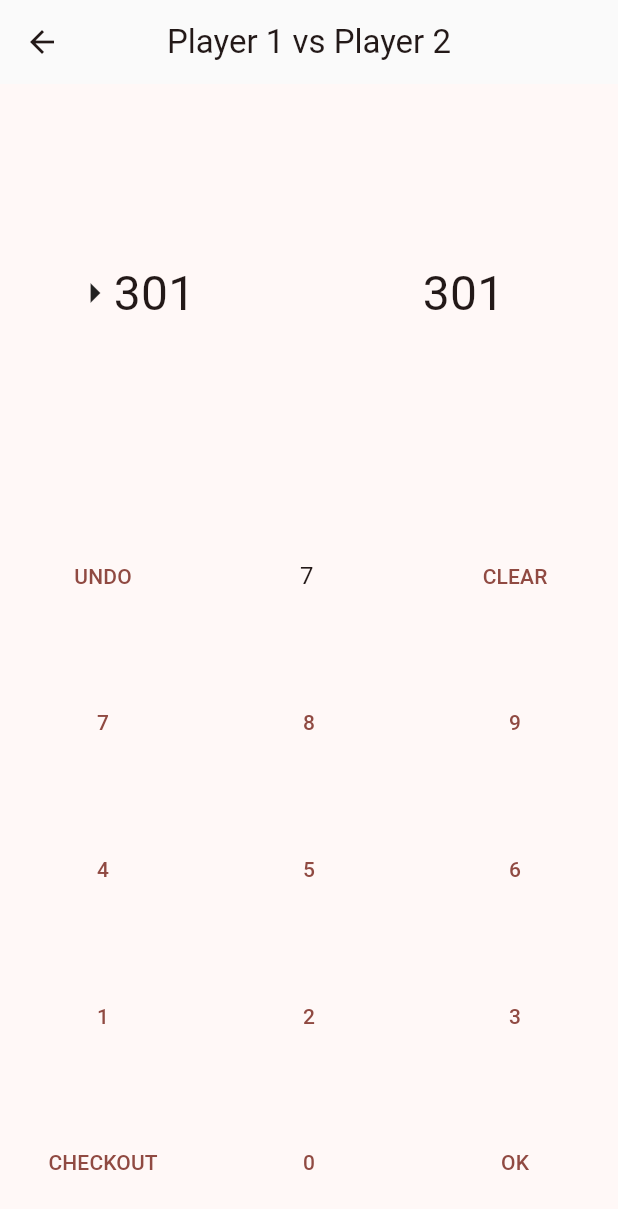
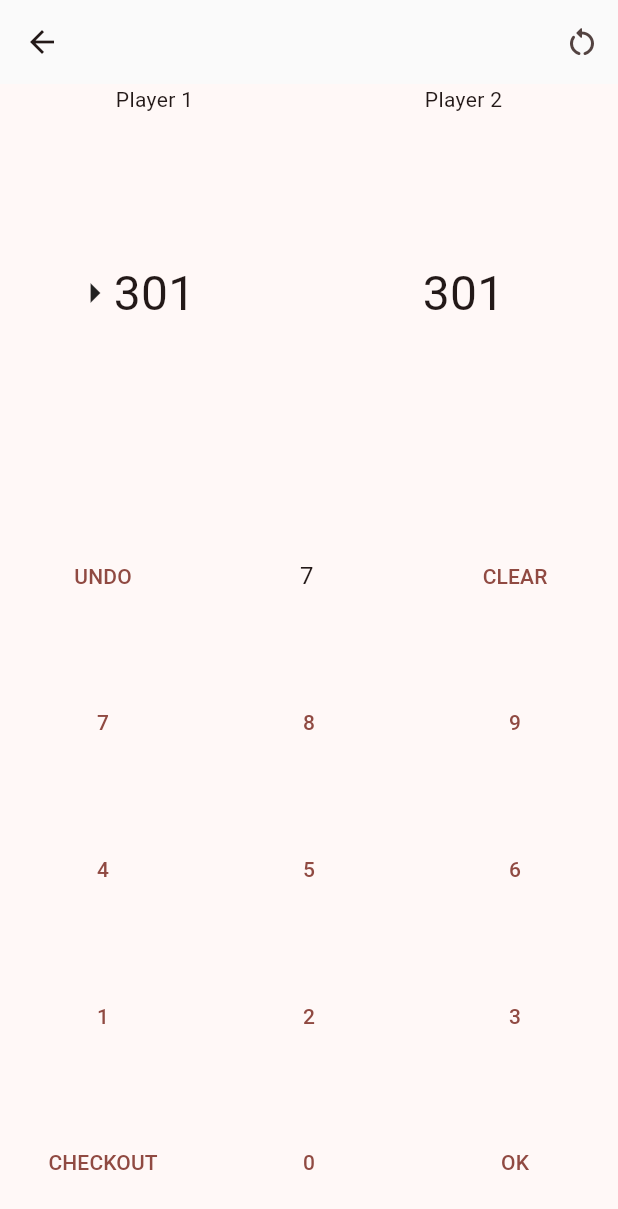
Before and after one commit to rejy11/darts_counter, a Flutter app: the GamePage screen opened directly, after a tap on an icon or button, on a phone screen of 412 x 824 dp. Shown: the top 1209 px of the screen. Run offline on Flutter 3.47's test engine with Material 2 defaults, Android fonts, the phone set to English and light mode, and no system bars; our stand-ins replace community_material_icon, equatable, flutter_riverpod; missing offline and left inert: window_size.

```diff
--- a/lib/models/game.dart
+++ b/lib/models/game.dart
@@ -13,6 +13,7 @@ class Game extends Equatable {
   final Map<int, List<int>> _previousScores; //{playerId: score}
   final List<Player> _players;
   final Player throwingPlayer;
+  final bool invalidScore;
 
   const Game(
     this.gameSettings,
@@ -21,6 +22,7 @@ class Game extends Equatable {
     this.gameOver,
     this._previousScores,
     this.throwingPlayer,
+    this.invalidScore,
   );
 
   UnmodifiableListView<Player> get players =>
@@ -36,6 +38,7 @@ class Game extends Equatable {
     bool? gameOver,
     Map<int, List<int>>? previousScores,
     Player? throwingPlayer,
+    bool? invalidScore,
   }) {
     return Game(
       gameSettings ?? this.gameSettings,
@@ -44,6 +47,7 @@ class Game extends Equatable {
       gameOver ?? this.gameOver,
       previousScores ?? _previousScores,
       throwingPlayer ?? this.throwingPlayer,
+      invalidScore ?? this.invalidScore,
     );
   }
 
@@ -55,5 +59,6 @@ class Game extends Equatable {
         gameOver,
         previousScores,
         throwingPlayer,
+        invalidScore,
       ];
 }
--- a/lib/pages/game_page.dart
+++ b/lib/pages/game_page.dart
@@ -1,3 +1,5 @@
+import 'package:community_material_icon/community_material_icon.dart';
+import 'package:darts_counter/dialogs/custom_alert_dialog.dart';
 import 'package:darts_counter/models/game.dart';
 import 'package:flutter_riverpod/flutter_riverpod.dart';
 import 'package:flutter/material.dart';
@@ -27,7 +29,8 @@ class _GamePageState extends ConsumerState<GamePage> {
     super.dispose();
   }
 
-  Widget buildPlayerScoreView(Player player, bool isThrowingPlayer) {
+  Widget buildPlayerScoreView(
+      Player player, bool isThrowingPlayer, bool invalidScore) {
     return Expanded(
       child: ConstrainedBox(
         constraints: const BoxConstraints.tightFor(
@@ -37,6 +40,12 @@ class _GamePageState extends ConsumerState<GamePage> {
         child: Container(
           child: Stack(
             children: [
+              Positioned(
+                child: Align(
+                  alignment: Alignment.topCenter,
+                  child: Text(player.name),
+                ),
+              ),
               isThrowingPlayer
                   ? const Positioned(
                       child: Center(
@@ -49,10 +58,12 @@ class _GamePageState extends ConsumerState<GamePage> {
                   : const SizedBox(),
               Positioned(
                 child: Center(
-                  child: Text(
-                    player.remainingScore.toString(),
-                    style: const TextStyle(fontSize: 32),
-                  ),
+                  child: invalidScore && isThrowingPlayer
+                      ? const Text('BUST')
+                      : Text(
+                          player.remainingScore.toString(),
+                          style: const TextStyle(fontSize: 32),
+                        ),
                 ),
               ),
             ],
@@ -110,6 +121,37 @@ class _GamePageState extends ConsumerState<GamePage> {
     );
   }
 
+  Widget buildRestartButton() {
+    return IconButton(
+      onPressed: () {
+        showDialog(
+          context: context,
+          builder: (context) {
+            return createAlertDialog(
+              titleText: 'Restart',
+              bodyText: 'Are you sure?',
+              iconData: Icons.restart_alt_rounded,
+              actions: [
+                TextButton(
+                  onPressed: () => Navigator.of(context).pop(),
+                  child: const Text("Cancel"),
+                ),
+                TextButton(
+                  onPressed: () {
+                    ref.read(gameController.notifier).restart();
+                    Navigator.of(context).pop();
+                  },
+                  child: const Text("Yes"),
+                ),
+              ],
+            );
+          },
+        );
+      },
+      icon: const Icon(Icons.restart_alt_rounded),
+    );
+  }
+
   //Evaluates whether the game has finished (a player has reached 0) and shows a dialog if true
   void evaluateGameState(Game game) {
     if (game.gameOver) {
@@ -122,15 +164,10 @@ class _GamePageState extends ConsumerState<GamePage> {
       showDialog(
         context: context,
         builder: (context) {
-          return AlertDialog(
-            title: const Text(
-              'Game Shot',
-              textAlign: TextAlign.center,
-            ),
-            content: Text(
-              '$winningPlayer wins!',
-              textAlign: TextAlign.center,
-            ),
+          return createAlertDialog(
+            titleText: 'Game Shot',
+            bodyText: '$winningPlayer wins!',
+            iconData: CommunityMaterialIcons.bullseye_arrow,
             actions: [
               TextButton(
                 onPressed: () {
@@ -167,7 +204,10 @@ class _GamePageState extends ConsumerState<GamePage> {
     return Scaffold(
       appBar: AppBar(
         centerTitle: true,
-        title: Text('${playerOne.name} vs ${playerTwo.name}'),
+        // title: Text('Game on'),
+        actions: [
+          buildRestartButton(),
+        ],
       ),
       body: Column(
         children: [
@@ -176,9 +216,15 @@ class _GamePageState extends ConsumerState<GamePage> {
             child: Row(
               children: [
                 buildPlayerScoreView(
-                    playerOne, game.throwingPlayer.id == playerOne.id),
+                  playerOne,
+                  game.throwingPlayer.id == playerOne.id,
+                  game.invalidScore,
+                ),
                 buildPlayerScoreView(
-                    playerTwo, game.throwingPlayer.id == playerTwo.id),
+                  playerTwo,
+                  game.throwingPlayer.id == playerTwo.id,
+                  game.invalidScore,
+                ),
               ],
             ),
           ),
@@ -243,11 +289,12 @@ class _GamePageState extends ConsumerState<GamePage> {
                     child: Row(
                       mainAxisAlignment: MainAxisAlignment.spaceEvenly,
                       children: [
-                        buildActionButton('CHECKOUT', () {
-                          ref
+                        buildActionButton(
+                          'CHECKOUT',
+                          () => ref
                               .read(gameController.notifier)
-                              .checkoutPlayer(game.throwingPlayer.id);
-                        }),
+                              .checkoutPlayer(game.throwingPlayer.id),
+                        ),
                         buildNumberButton(0),
                         buildActionButton(
                           game.newScore > 0 ? 'OK' : 'NO SCORE',
--- a/lib/providers/game_state.dart
+++ b/lib/providers/game_state.dart
@@ -13,6 +13,7 @@ final gameController = StateNotifierProvider<GameNotifier, Game>((ref) {
     false,
     const {},
     gameSettings.startingPlayer,
+    false,
   );
   return GameNotifier(game);
 });
@@ -34,7 +35,8 @@ class GameNotifier extends StateNotifier<Game> {
     } else {
       newPlayerRemainingScore = player.remainingScore - scoreToDeduct;
       if (newPlayerRemainingScore < 0 || newPlayerRemainingScore == 1) {
-        return;
+        newPlayerRemainingScore += scoreToDeduct;
+        scoreToDeduct = 0;
       }
     }
     final isGameOver = newPlayerRemainingScore == 0;
@@ -65,7 +67,7 @@ class GameNotifier extends StateNotifier<Game> {
     }
 
     //get new throwing player
-    final newThrowingPlayer = state.players
+    final newThrowingPlayer = updatedPlayersList
         .firstWhere((element) => element.id != state.throwingPlayer.id);
 
     //update state
@@ -75,22 +77,31 @@ class GameNotifier extends StateNotifier<Game> {
       previousScores: newPreviousScoresMap,
       players: updatedPlayersList,
       throwingPlayer: newThrowingPlayer,
+      invalidScore: false,
     );
   }
 
   void updateNewScore(int score) {
     if (state.newScore + score > 180) return;
+    bool invalidScore = false;
 
     final newScoreString = state.newScore.toString() + score.toString();
     final newScore = int.tryParse(newScoreString);
 
     if (newScore! > 180) return;
 
-    state = state.copyWith(newScore: newScore);
+    if (state.throwingPlayer.remainingScore - newScore < 0) {
+      invalidScore = true;
+    }
+
+    state = state.copyWith(
+      newScore: newScore,
+      invalidScore: invalidScore,
+    );
   }
 
   void clearNewScore() {
-    state = state.copyWith(newScore: 0);
+    state = state.copyWith(newScore: 0, invalidScore: false);
   }
 
   void undoPreviousScore() {
@@ -130,7 +141,7 @@ class GameNotifier extends StateNotifier<Game> {
       }
 
       //get new throwing player
-      final newThrowingPlayer = state.players
+      final newThrowingPlayer = updatedPlayersList
           .firstWhere((element) => element.id != state.throwingPlayer.id);
 
       state = state.copyWith(
@@ -139,6 +150,7 @@ class GameNotifier extends StateNotifier<Game> {
         gameOver: false,
         newScore: 0,
         throwingPlayer: newThrowingPlayer,
+        invalidScore: false,
       );
     }
   }
@@ -156,6 +168,7 @@ class GameNotifier extends StateNotifier<Game> {
       gameOver: false,
       newScore: 0,
       previousScores: {},
+      invalidScore: false,
     );
   }
 }
--- a/pubspec.yaml
+++ b/pubspec.yaml
@@ -42,6 +42,7 @@ dependencies:
   cupertino_icons: ^1.0.2
   meta: ^1.7.0
   collection: ^1.16.0
+  community_material_icon: ^5.9.55
 
 dev_dependencies:
   flutter_test:
```
Also changed, not shown: lib/dialogs/custom_alert_dialog.dart (added, +35 -0 lines), pubspec.lock.
